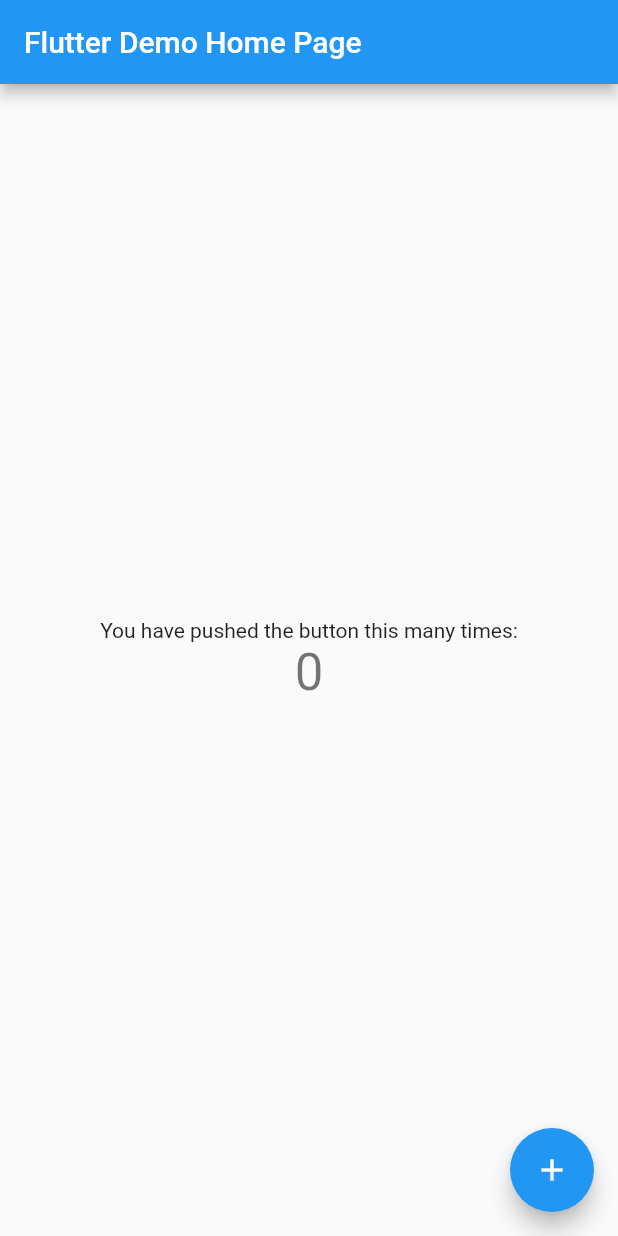
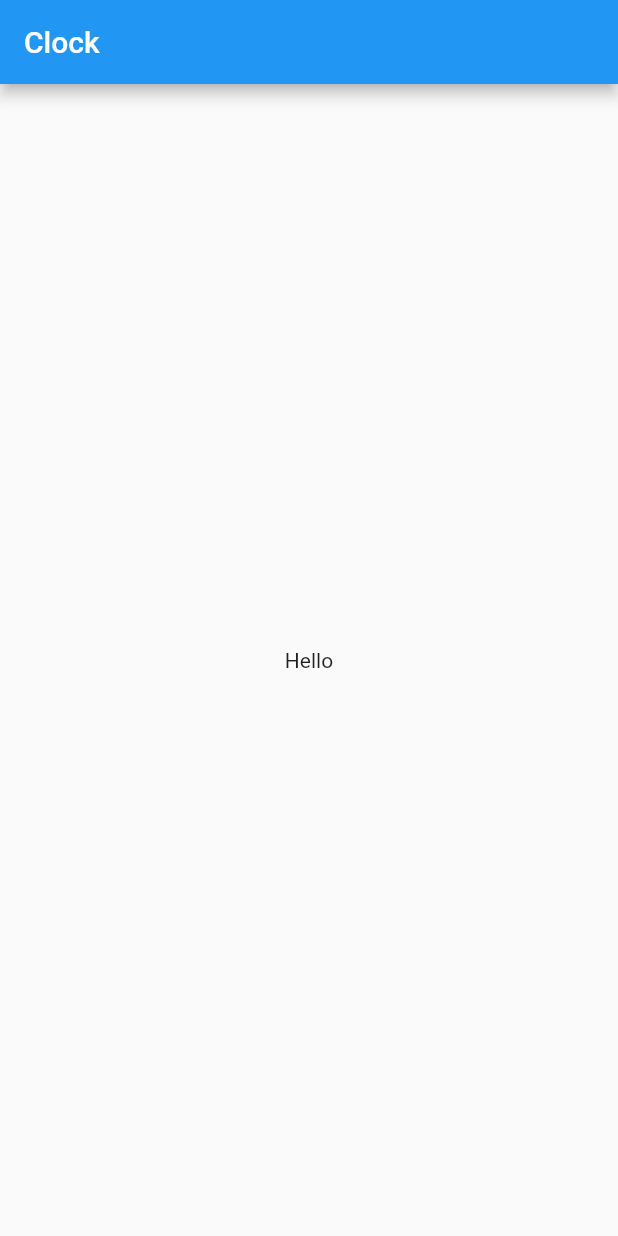
Before and after one commit to AseemWangoo/revised_clock, a Flutter app: the screen it shows after launch, on a phone screen of 412 x 824 dp. Run offline on Flutter 3.47's test engine with Material 2 defaults, Android fonts, the phone set to English and light mode, and no system bars; our stand-ins replace get_it.

```diff
--- /dev/null
+++ b/lib/home/view/home.view.dart
@@ -0,0 +1,22 @@
+import 'package:flutter/material.dart';
+
+class HomeView extends StatelessWidget {
+  const HomeView({Key key}) : super(key: key);
+
+  @override
+  Widget build(BuildContext context) {
+    return Scaffold(
+      appBar: AppBar(title: const Text('Clock')),
+      body: Center(
+        child: Column(
+          mainAxisAlignment: MainAxisAlignment.center,
+          children: const <Widget>[
+            Text(
+              'Hello',
+            ),
+          ],
+        ),
+      ),
+    );
+  }
+}
--- /dev/null
+++ b/lib/locator.dart
@@ -0,0 +1,9 @@
+import 'package:get_it/get_it.dart';
+
+import 'shared/services/navigation.service.dart';
+
+final GetIt locator = GetIt.instance;
+
+void setupLocator() {
+  locator.registerLazySingleton(() => NavigationService());
+}
--- a/lib/main.dart
+++ b/lib/main.dart
@@ -1,117 +1,37 @@
 import 'package:flutter/material.dart';
 
-void main() {
-  runApp(MyApp());
+import 'locator.dart';
+import 'shared/routes/routes.dart';
+import 'shared/services/navigation.service.dart';
+
+Future<void> main() async {
+  WidgetsFlutterBinding.ensureInitialized();
+
+  // INIT SERVICE LOCATOR
+  setupLocator();
+
+  runApp(MainApp());
 }
 
-class MyApp extends StatelessWidget {
-  // This widget is the root of your application.
+class MainApp extends StatefulWidget {
+  @override
+  _MainAppState createState() => _MainAppState();
+}
+
+class _MainAppState extends State<MainApp> {
+  final navigatorService = locator<NavigationService>();
+
   @override
   Widget build(BuildContext context) {
     return MaterialApp(
-      title: 'Flutter Demo',
+      debugShowCheckedModeBanner: false,
+      onGenerateRoute: AppRoutes.generateRoute,
+      navigatorKey: navigatorService.rootNavKey,
+      title: 'Revised Clock',
       theme: ThemeData(
-        // This is the theme of your application.
-        //
-        // Try running your application with "flutter run". You'll see the
-        // application has a blue toolbar. Then, without quitting the app, try
-        // changing the primarySwatch below to Colors.green and then invoke
-        // "hot reload" (press "r" in the console where you ran "flutter run",
-        // or simply save your changes to "hot reload" in a Flutter IDE).
-        // Notice that the counter didn't reset back to zero; the application
-        // is not restarted.
         primarySwatch: Colors.blue,
-        // This makes the visual density adapt to the platform that you run
-        // the app on. For desktop platforms, the controls will be smaller and
-        // closer together (more dense) than on mobile platforms.
         visualDensity: VisualDensity.adaptivePlatformDensity,
       ),
-      home: MyHomePage(title: 'Flutter Demo Home Page'),
     );
   }
 }
-
-class MyHomePage extends StatefulWidget {
-  MyHomePage({Key key, this.title}) : super(key: key);
-
-  // This widget is the home page of your application. It is stateful, meaning
-  // that it has a State object (defined below) that contains fields that affect
-  // how it looks.
-
-  // This class is the configuration for the state. It holds the values (in this
-  // case the title) provided by the parent (in this case the App widget) and
-  // used by the build method of the State. Fields in a Widget subclass are
-  // always marked "final".
-
-  final String title;
-
-  @override
-  _MyHomePageState createState() => _MyHomePageState();
-}
-
-class _MyHomePageState extends State<MyHomePage> {
-  int _counter = 0;
-
-  void _incrementCounter() {
-    setState(() {
-      // This call to setState tells the Flutter framework that something has
-      // changed in this State, which causes it to rerun the build method below
-      // so that the display can reflect the updated values. If we changed
-      // _counter without calling setState(), then the build method would not be
-      // called again, and so nothing would appear to happen.
-      _counter++;
-    });
-  }
-
-  @override
-  Widget build(BuildContext context) {
-    // This method is rerun every time setState is called, for instance as done
-    // by the _incrementCounter method above.
-    //
-    // The Flutter framework has been optimized to make rerunning build methods
-    // fast, so that you can just rebuild anything that needs updating rather
-    // than having to individually change instances of widgets.
-    return Scaffold(
-      appBar: AppBar(
-        // Here we take the value from the MyHomePage object that was created by
-        // the App.build method, and use it to set our appbar title.
-        title: Text(widget.title),
-      ),
-      body: Center(
-        // Center is a layout widget. It takes a single child and positions it
-        // in the middle of the parent.
-        child: Column(
-          // Column is also a layout widget. It takes a list of children and
-          // arranges them vertically. By default, it sizes itself to fit its
-          // children horizontally, and tries to be as tall as its parent.
-          //
-          // Invoke "debug painting" (press "p" in the console, choose the
-          // "Toggle Debug Paint" action from the Flutter Inspector in Android
-          // Studio, or the "Toggle Debug Paint" command in Visual Studio Code)
-          // to see the wireframe for each widget.
-          //
-          // Column has various properties to control how it sizes itself and
-          // how it positions its children. Here we use mainAxisAlignment to
-          // center the children vertically; the main axis here is the vertical
-          // axis because Columns are vertical (the cross axis would be
-          // horizontal).
-          mainAxisAlignment: MainAxisAlignment.center,
-          children: <Widget>[
-            Text(
-              'You have pushed the button this many times:',
-            ),
-            Text(
-              '$_counter',
-              style: Theme.of(context).textTheme.headline4,
-            ),
-          ],
-        ),
-      ),
-      floatingActionButton: FloatingActionButton(
-        onPressed: _incrementCounter,
-        tooltip: 'Increment',
-        child: Icon(Icons.add),
-      ), // This trailing comma makes auto-formatting nicer for build methods.
-    );
-  }
-}
--- /dev/null
+++ b/lib/shared/routes/routes.dart
@@ -0,0 +1,43 @@
+import 'package:flutter/material.dart';
+
+import 'package:revised_clock/home/view/home.view.dart';
+
+class AppRoutes {
+  AppRoutes._();
+
+  static Route<dynamic> generateRoute(RouteSettings settings) {
+    switch (settings.name) {
+      case NamedRoute.home:
+        return MaterialPageRoute<void>(
+          builder: (context) => const HomeView(),
+          settings: settings,
+        );
+
+      default:
+        return MaterialPageRoute<void>(
+          builder: (_) => _UndefinedView(name: settings.name),
+          settings: settings,
+        );
+    }
+  }
+}
+
+class _UndefinedView extends StatelessWidget {
+  const _UndefinedView({Key key, this.name}) : super(key: key);
+  final String name;
+
+  @override
+  Widget build(BuildContext context) {
+    return Scaffold(
+      body: Center(
+        child: Text('Something went wrong for $name'),
+      ),
+    );
+  }
+}
+
+class NamedRoute {
+  NamedRoute._();
+
+  static const String home = '/';
+}
--- /dev/null
+++ b/lib/shared/services/navigation.service.dart
@@ -0,0 +1,9 @@
+import 'package:flutter/material.dart';
+
+class NavigationService {
+  NavigationService();
+
+  GlobalKey<NavigatorState> rootNavKey = GlobalKey();
+
+  NavigatorState get nav => rootNavKey.currentState;
+}
```
Also changed, not shown: analysis_options.yaml (added, +20 -0 lines), pubspec.yaml (+7 -45 lines), 2 other files.
